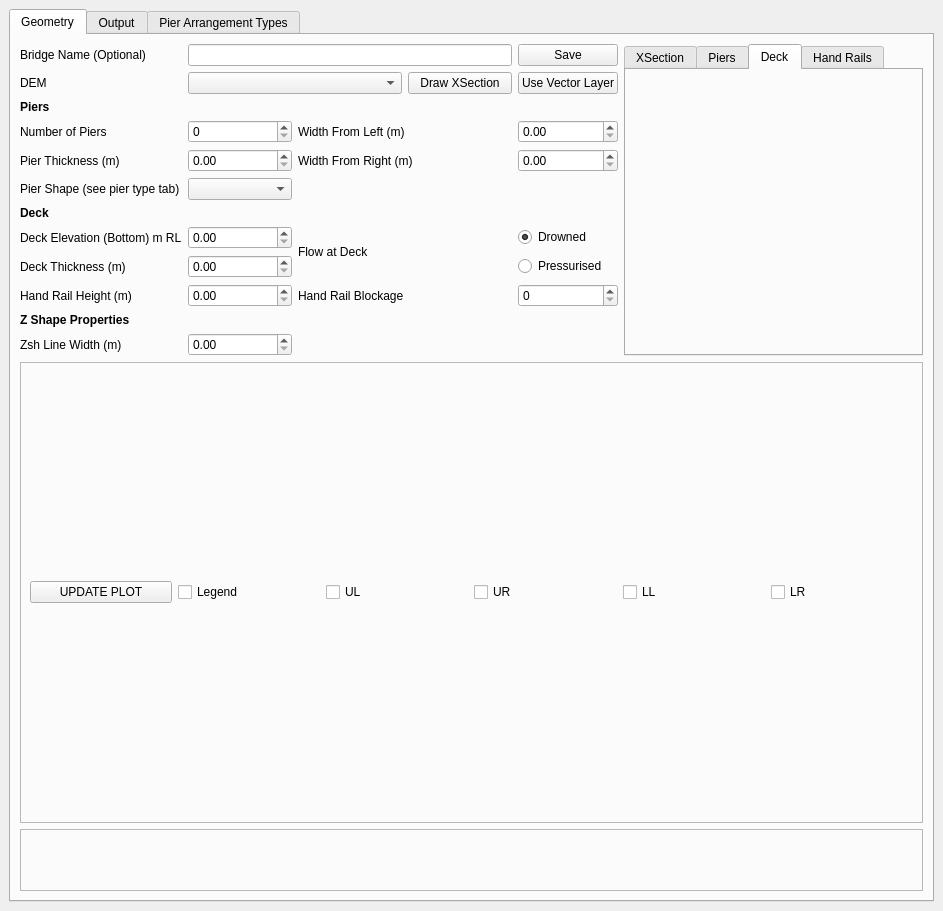
This is forms/ui_tuflowqgis_bridge_editor.ui in EllisSymons/forUKOffice as Qt 5 draws it before an edit. The edited form follows.
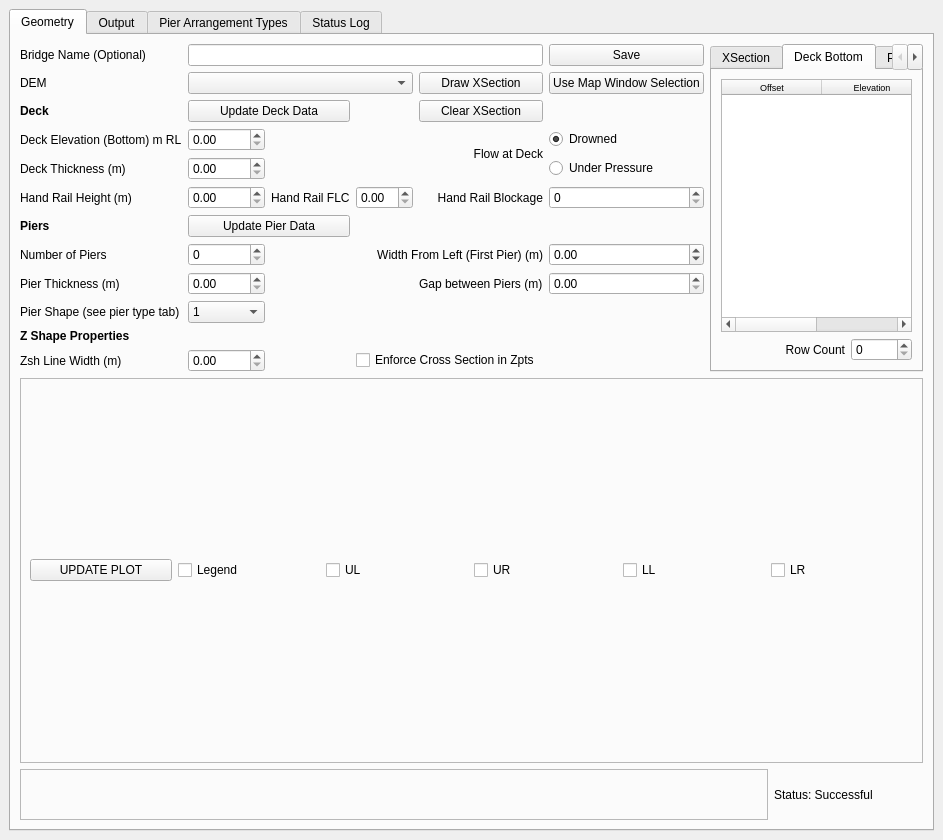
This is the edited form. The open tabs and pages were chosen to show the change. Icons and pictures are not drawn.

Commit message: bridge editor and a number of minor enhancements to other tools

What changed in the file:
```diff
--- a/forms/ui_tuflowqgis_bridge_editor.ui
+++ b/forms/ui_tuflowqgis_bridge_editor.ui
@@ -7,7 +7,7 @@
     <x>0</x>
     <y>0</y>
     <width>943</width>
-    <height>911</height>
+    <height>840</height>
    </rect>
   </property>
   <property name="windowTitle">
@@ -34,9 +34,23 @@
         <item>
          <layout class="QVBoxLayout" name="bridgeEditor_Layout" stretch="7,15,2">
           <item>
-           <layout class="QHBoxLayout" name="bridgeProperties" stretch="10,5">
+           <layout class="QHBoxLayout" name="bridgeProperties" stretch="0,5">
             <item>
-             <layout class="QGridLayout" name="bridgeInputs" rowstretch="0,0,10,10,10,10,10,10,10,10,10,10,10,0" columnstretch="10,10,10,10,0" rowminimumheight="0,0,0,0,0,0,0,0,0,0,0,0,0,0">
+             <layout class="QGridLayout" name="bridgeInputs" rowstretch="0,0,0,0,0,0,0,0,0,0,0,0,0" columnstretch="10,0,0,0,0,0">
+              <item row="1" column="0" rowspan="2">
+               <widget class="QLabel" name="label_5">
+                <property name="text">
+                 <string>DEM</string>
+                </property>
+               </widget>
+              </item>
+              <item row="5" column="0">
+               <widget class="QLabel" name="label_10">
+                <property name="text">
+                 <string>Deck Thickness (m)</string>
+                </property>
+               </widget>
+              </item>
               <item row="12" column="0">
                <widget class="QLabel" name="label_2">
                 <property name="text">
@@ -44,7 +58,7 @@
                 </property>
                </widget>
               </item>
-              <item row="11" column="0" colspan="4">
+              <item row="11" column="0" colspan="5">
                <widget class="QLabel" name="label">
                 <property name="font">
                  <font>
@@ -57,77 +71,85 @@
                 </property>
                </widget>
               </item>
-              <item row="12" column="1">
-               <widget class="QDoubleSpinBox" name="doubleSpinBox_7"/>
-              </item>
-              <item row="6" column="1">
-               <widget class="QComboBox" name="comboBox_2"/>
-              </item>
-              <item row="5" column="0">
-               <widget class="QLabel" name="label_9">
-                <property name="text">
-                 <string>Pier Thickness (m)</string>
-                </property>
-               </widget>
-              </item>
-              <item row="10" column="0">
+              <item row="6" column="0">
                <widget class="QLabel" name="label_6">
                 <property name="text">
                  <string>Hand Rail Height (m)</string>
                 </property>
                </widget>
               </item>
-              <item row="1" column="0" rowspan="2">
-               <widget class="QLabel" name="label_5">
-                <property name="text">
-                 <string>DEM</string>
-                </property>
-               </widget>
-              </item>
-              <item row="4" column="0">
+              <item row="8" column="0">
                <widget class="QLabel" name="label_8">
                 <property name="text">
                  <string>Number of Piers</string>
                 </property>
                </widget>
               </item>
-              <item row="9" column="0">
-               <widget class="QLabel" name="label_10">
-                <property name="text">
-                 <string>Deck Thickness (m)</string>
-                </property>
-               </widget>
-              </item>
-              <item row="8" column="0">
-               <widget class="QLabel" name="label_13">
-                <property name="text">
-                 <string>Deck Elevation (Bottom) m RL</string>
-                </property>
-               </widget>
-              </item>
               <item row="8" column="1">
-               <widget class="QDoubleSpinBox" name="doubleSpinBox_2"/>
+               <widget class="QSpinBox" name="pierNo"/>
               </item>
-              <item row="4" column="1">
-               <widget class="QSpinBox" name="spinBox"/>
+              <item row="9" column="1">
+               <widget class="QDoubleSpinBox" name="pierWidth"/>
               </item>
-              <item row="6" column="0">
+              <item row="10" column="0">
                <widget class="QLabel" name="label_12">
                 <property name="text">
                  <string>Pier Shape (see pier type tab)</string>
                 </property>
                </widget>
               </item>
-              <item row="5" column="1">
-               <widget class="QDoubleSpinBox" name="doubleSpinBox"/>
-              </item>
-              <item row="9" column="1">
-               <widget class="QDoubleSpinBox" name="doubleSpinBox_3"/>
-              </item>
               <item row="10" column="1">
-               <widget class="QDoubleSpinBox" name="doubleSpinBox_4"/>
+               <widget class="QComboBox" name="pierShape">
+                <item>
+                 <property name="text">
+                  <string>1</string>
+                 </property>
+                </item>
+                <item>
+                 <property name="text">
+                  <string>2</string>
+                 </property>
+                </item>
+                <item>
+                 <property name="text">
+                  <string>3</string>
+                 </property>
+                </item>
+                <item>
+                 <property name="text">
+                  <string>4</string>
+                 </property>
+                </item>
+                <item>
+                 <property name="text">
+                  <string>5</string>
+                 </property>
+                </item>
+                <item>
+                 <property name="text">
+                  <string>6</string>
+                 </property>
+                </item>
+                <item>
+                 <property name="text">
+                  <string>7</string>
+                 </property>
+                </item>
+                <item>
+                 <property name="text">
+                  <string>8</string>
+                 </property>
+                </item>
+               </widget>
               </item>
-              <item row="7" column="0" colspan="4">
+              <item row="9" column="0">
+               <widget class="QLabel" name="label_9">
+                <property name="text">
+                 <string>Pier Thickness (m)</string>
+                </property>
+               </widget>
+              </item>
+              <item row="3" column="0">
                <widget class="QLabel" name="label_11">
                 <property name="font">
                  <font>
@@ -140,7 +162,7 @@
                 </property>
                </widget>
               </item>
-              <item row="3" column="0" colspan="4">
+              <item row="7" column="0">
                <widget class="QLabel" name="label_7">
                 <property name="font">
                  <font>
@@ -153,38 +175,67 @@
                 </property>
                </widget>
               </item>
-              <item row="1" column="1" rowspan="2" colspan="2">
+              <item row="6" column="5">
+               <widget class="QSpinBox" name="handRailBlockage"/>
+              </item>
+              <item row="6" column="2">
+               <widget class="QLabel" name="label_33">
+                <property name="text">
+                 <string>Hand Rail FLC</string>
+                </property>
+               </widget>
+              </item>
+              <item row="1" column="5" rowspan="2">
+               <widget class="QPushButton" name="pbUseMapWindowSel">
+                <property name="text">
+                 <string>Use Map Window Selection</string>
+                </property>
+                <property name="iconSize">
+                 <size>
+                  <width>15</width>
+                  <height>15</height>
+                 </size>
+                </property>
+               </widget>
+              </item>
+              <item row="1" column="1" rowspan="2" colspan="3">
                <widget class="QComboBox" name="demComboBox"/>
               </item>
-              <item row="4" column="2" colspan="2">
-               <widget class="QLabel" name="label_14">
+              <item row="0" column="0">
+               <widget class="QLabel" name="label_32">
                 <property name="text">
-                 <string>Width From Left (m)</string>
+                 <string>Bridge Name (Optional)</string>
                 </property>
                </widget>
               </item>
-              <item row="5" column="2" colspan="2">
-               <widget class="QLabel" name="label_15">
-                <property name="text">
-                 <string>Width From Right (m)</string>
+              <item row="0" column="1" colspan="4">
+               <widget class="QLineEdit" name="bridgeName"/>
+              </item>
+              <item row="12" column="1">
+               <widget class="QDoubleSpinBox" name="zLineWidth"/>
+              </item>
+              <item row="4" column="1">
+               <widget class="QDoubleSpinBox" name="deckElevationBottom">
+                <property name="maximum">
+                 <double>99999.000000000000000</double>
                 </property>
                </widget>
               </item>
-              <item row="1" column="4" rowspan="2">
-               <widget class="QPushButton" name="pushButton_2">
+              <item row="6" column="4">
+               <widget class="QLabel" name="label_16">
                 <property name="text">
-                 <string>Use Vector Layer</string>
+                 <string>Hand Rail Blockage</string>
                 </property>
-                <property name="iconSize">
-                 <size>
-                  <width>15</width>
-                  <height>15</height>
-                 </size>
+                <property name="alignment">
+                 <set>Qt::AlignRight|Qt::AlignTrailing|Qt::AlignVCenter</set>
                 </property>
                </widget>
               </item>
-              <item row="8" column="4">
-               <widget class="QRadioButton" name="radioButton">
+              <item row="6" column="3">
+               <widget class="QDoubleSpinBox" name="handRailFlc"/>
+              </item>
+              <item row="4" column="5">
+               <widget class="QRadioButton" name="rbDrowned">
                 <property name="text">
                  <string>Drowned</string>
                 </property>
@@ -193,66 +244,118 @@
                 </property>
                </widget>
               </item>
-              <item row="9" column="4">
-               <widget class="QRadioButton" name="radioButton_2">
-                <property name="text">
-                 <string>Pressurised</string>
-                </property>
-               </widget>
+              <item row="6" column="1">
+               <widget class="QDoubleSpinBox" name="handRailDepth"/>
               </item>
-              <item row="1" column="3" rowspan="2">
-               <widget class="QPushButton" name="pushButton">
-                <property name="text">
-                 <string>Draw XSection</string>
-                </property>
-                <property name="iconSize">
-                 <size>
-                  <width>15</width>
-                  <height>15</height>
-                 </size>
-                </property>
-               </widget>
-              </item>
-              <item row="10" column="4">
-               <widget class="QSpinBox" name="spinBox_2"/>
-              </item>
-              <item row="4" column="4">
-               <widget class="QDoubleSpinBox" name="doubleSpinBox_5"/>
-              </item>
-              <item row="8" column="2" rowspan="2" colspan="2">
+              <item row="4" column="3" rowspan="2" colspan="2">
                <widget class="QLabel" name="label_17">
                 <property name="text">
                  <string>Flow at Deck</string>
                 </property>
+                <property name="alignment">
+                 <set>Qt::AlignRight|Qt::AlignTrailing|Qt::AlignVCenter</set>
+                </property>
                </widget>
               </item>
-              <item row="5" column="4">
-               <widget class="QDoubleSpinBox" name="doubleSpinBox_6"/>
+              <item row="3" column="1" colspan="2">
+               <widget class="QPushButton" name="pbUpdateDeckData">
+                <property name="text">
+                 <string>Update Deck Data</string>
+                </property>
+               </widget>
               </item>
-              <item row="10" column="2" colspan="2">
-               <widget class="QLabel" name="label_16">
+              <item row="4" column="0">
+               <widget class="QLabel" name="label_13">
                 <property name="text">
-                 <string>Hand Rail Blockage</string>
+                 <string>Deck Elevation (Bottom) m RL</string>
                 </property>
                </widget>
               </item>
-              <item row="0" column="0">
-               <widget class="QLabel" name="label_32">
+              <item row="1" column="4" rowspan="2">
+               <widget class="QPushButton" name="pbDrawXsection">
                 <property name="text">
-                 <string>Bridge Name (Optional)</string>
+                 <string>Draw XSection</string>
                 </property>
+                <property name="iconSize">
+                 <size>
+                  <width>15</width>
+                  <height>15</height>
+                 </size>
+                </property>
                </widget>
               </item>
-              <item row="0" column="1" colspan="3">
-               <widget class="QLineEdit" name="lineEdit_15"/>
-              </item>
-              <item row="0" column="4">
+              <item row="0" column="5">
                <widget class="QPushButton" name="pushButton_5">
                 <property name="text">
                  <string>Save</string>
                 </property>
                </widget>
               </item>
+              <item row="5" column="1">
+               <widget class="QDoubleSpinBox" name="deckThickness"/>
+              </item>
+              <item row="5" column="5">
+               <widget class="QRadioButton" name="rbUnderPressure">
+                <property name="text">
+                 <string>Under Pressure</string>
+                </property>
+               </widget>
+              </item>
+              <item row="7" column="1" colspan="2">
+               <widget class="QPushButton" name="pbUpdatePierData">
+                <property name="text">
+                 <string>Update Pier Data</string>
+                </property>
+               </widget>
+              </item>
+              <item row="8" column="5">
+               <widget class="QDoubleSpinBox" name="pierWidthLeft">
+                <property name="minimum">
+                 <double>-99999.000000000000000</double>
+                </property>
+                <property name="maximum">
+                 <double>999999.000000000000000</double>
+                </property>
+               </widget>
+              </item>
+              <item row="9" column="4">
+               <widget class="QLabel" name="label_34">
+                <property name="text">
+                 <string>Gap between Piers (m)</string>
+                </property>
+               </widget>
+              </item>
+              <item row="9" column="5">
+               <widget class="QDoubleSpinBox" name="pierGap">
+                <property name="maximum">
+                 <double>99999.000000000000000</double>
+                </property>
+               </widget>
+              </item>
+              <item row="8" column="3" colspan="2">
+               <widget class="QLabel" name="label_14">
+                <property name="text">
+                 <string>Width From Left (First Pier) (m)</string>
+                </property>
+                <property name="alignment">
+                 <set>Qt::AlignRight|Qt::AlignTrailing|Qt::AlignVCenter</set>
+                </property>
+               </widget>
+              </item>
+              <item row="12" column="3" colspan="3">
+               <widget class="QCheckBox" name="enforceInTerrain">
+                <property name="text">
+                 <string>Enforce Cross Section in Zpts</string>
+                </property>
+               </widget>
+              </item>
+              <item row="3" column="4">
+               <widget class="QPushButton" name="pbClearXsection">
+                <property name="text">
+                 <string>Clear XSection</string>
+                </property>
+               </widget>
+              </item>
              </layout>
             </item>
             <item>
@@ -291,19 +394,55 @@
                   </item>
                  </layout>
                 </widget>
-                <widget class="QWidget" name="tab_7">
-                 <attribute name="title">
-                  <string>Piers</string>
-                 </attribute>
-                </widget>
                 <widget class="QWidget" name="tab_8">
                  <attribute name="title">
-                  <string>Deck</string>
+                  <string>Deck Bottom</string>
                  </attribute>
+                 <layout class="QGridLayout" name="gridLayout_9" columnstretch="10,2">
+                  <item row="1" column="0">
+                   <widget class="QLabel" name="label_41">
+                    <property name="text">
+                     <string>Row Count</string>
+                    </property>
+                    <property name="alignment">
+                     <set>Qt::AlignRight|Qt::AlignTrailing|Qt::AlignVCenter</set>
+                    </property>
+                   </widget>
+                  </item>
+                  <item row="1" column="1">
+                   <widget class="QSpinBox" name="deckRowCount">
+                    <property name="maximum">
+                     <number>99999</number>
+                    </property>
+                   </widget>
+                  </item>
+                  <item row="0" column="0" colspan="2">
+                   <widget class="QTableWidget" name="deckTable">
+                    <property name="font">
+                     <font>
+                      <pointsize>7</pointsize>
+                     </font>
+                    </property>
+                    <property name="columnCount">
+                     <number>2</number>
+                    </property>
+                    <column>
+                     <property name="text">
+                      <string>Offset</string>
+                     </property>
+                    </column>
+                    <column>
+                     <property name="text">
+                      <string>Elevation</string>
+                     </property>
+                    </column>
+                   </widget>
+                  </item>
+                 </layout>
                 </widget>
-                <widget class="QWidget" name="tab_9">
+                <widget class="QWidget" name="tab_7">
                  <attribute name="title">
-                  <string>Hand Rails</string>
+                  <string>Piers (CL)</string>
                  </attribute>
                 </widget>
                </widget>
@@ -390,14 +529,25 @@
            </layout>
           </item>
           <item>
-           <widget class="QFrame" name="frame_for_toolbar">
-            <property name="frameShape">
-             <enum>QFrame::StyledPanel</enum>
-            </property>
-            <property name="frameShadow">
-             <enum>QFrame::Raised</enum>
-            </property>
-           </widget>
+           <layout class="QGridLayout" name="gridLayout_7" columnstretch="10,2">
+            <item row="0" column="0">
+             <widget class="QFrame" name="frame_for_toolbar">
+              <property name="frameShape">
+               <enum>QFrame::StyledPanel</enum>
+              </property>
+              <property name="frameShadow">
+               <enum>QFrame::Raised</enum>
+              </property>
+             </widget>
+            </item>
+            <item row="0" column="1">
+             <widget class="QLabel" name="statusLabel">
+              <property name="text">
+               <string>Status: Successful</string>
+              </property>
+             </widget>
+            </item>
+           </layout>
           </item>
          </layout>
         </item>
@@ -536,7 +686,51 @@
          <item row="14" column="0">
           <widget class="QLabel" name="label_29">
            <property name="text">
-            <string/>
+            <string>Layer 2 % Blockage</string>
+           </property>
+          </widget>
+         </item>
+         <item row="8" column="1">
+          <widget class="QLineEdit" name="layer2Depth"/>
+         </item>
+         <item row="0" column="0">
+          <widget class="QPushButton" name="pbUpdateAttributes">
+           <property name="text">
+            <string>Update</string>
+           </property>
+          </widget>
+         </item>
+         <item row="12" column="1">
+          <widget class="QLineEdit" name="layer3Block"/>
+         </item>
+         <item row="5" column="0">
+          <widget class="QLabel" name="label_22">
+           <property name="text">
+            <string>Layer 1 Obvert</string>
+           </property>
+          </widget>
+         </item>
+         <item row="9" column="1">
+          <widget class="QLineEdit" name="layer2Block"/>
+         </item>
+         <item row="1" column="0">
+          <widget class="QLabel" name="label_3">
+           <property name="text">
+            <string>Invert</string>
+           </property>
+          </widget>
+         </item>
+         <item row="19" column="0" colspan="2">
+          <widget class="QPushButton" name="pushButton">
+           <property name="text">
+            <string>Update Existing 2d_lfcsh layer with new bridge / attributes</string>
+           </property>
+          </widget>
+         </item>
+         <item row="20" column="0" colspan="2">
+          <widget class="QPushButton" name="pushButton_2">
+           <property name="text">
+            <string>Increment and Update Existing 2d_lfcsh layer</string>
            </property>
           </widget>
          </item>
@@ -592,6 +786,55 @@
        <attribute name="title">
         <string>Pier Arrangement Types</string>
        </attribute>
+       <widget class="QWidget" name="gridLayoutWidget_3">
+        <property name="geometry">
+         <rect>
+          <x>0</x>
+          <y>0</y>
+          <width>481</width>
+          <height>497</height>
+         </rect>
+        </property>
+        <layout class="QGridLayout" name="gridLayout_2">
+         <item row="0" column="0">
+          <widget class="QLabel" name="label_15">
+           <property name="text">
+            <string/>
+           </property>
+           <property name="pixmap">
+            <pixmap resource="bidge_piers.qrc">:/newPrefix/bridge_piers.PNG</pixmap>
+           </property>
+          </widget>
+         </item>
+         <item row="1" column="0">
+          <widget class="QLabel" name="label_39">
+           <property name="text">
+            <string>FHA (1978) Incremental Backwater Coefficient for Piers</string>
+           </property>
+          </widget>
+         </item>
+        </layout>
+       </widget>
+      </widget>
+      <widget class="QWidget" name="tab_4">
+       <attribute name="title">
+        <string>Status Log</string>
+       </attribute>
+       <widget class="QWidget" name="gridLayoutWidget">
+        <property name="geometry">
+         <rect>
+          <x>0</x>
+          <y>0</y>
+          <width>531</width>
+          <height>391</height>
+         </rect>
+        </property>
+        <layout class="QGridLayout" name="gridLayout">
+         <item row="0" column="0">
+          <widget class="QListWidget" name="statusLog"/>
+         </item>
+        </layout>
+       </widget>
       </widget>
      </widget>
     </item>
```
Left out of the diff: 312 changed lines with no effect on the pictures. The commit also changes 52 other files.
